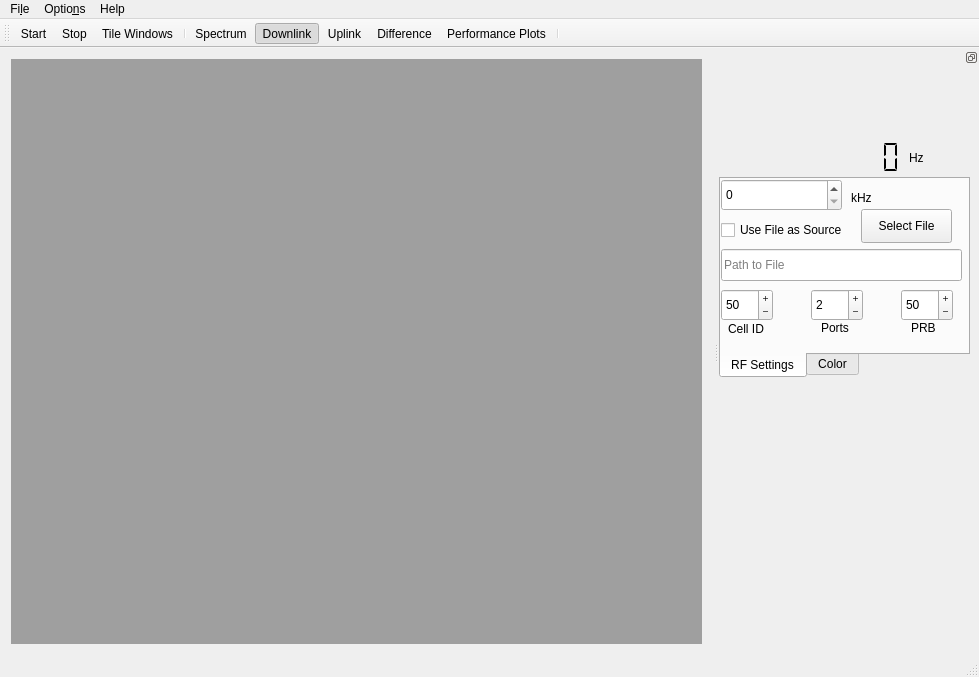
Qt form src/gui/mainwindow.ui (falkenber9/falcon) before a commit.
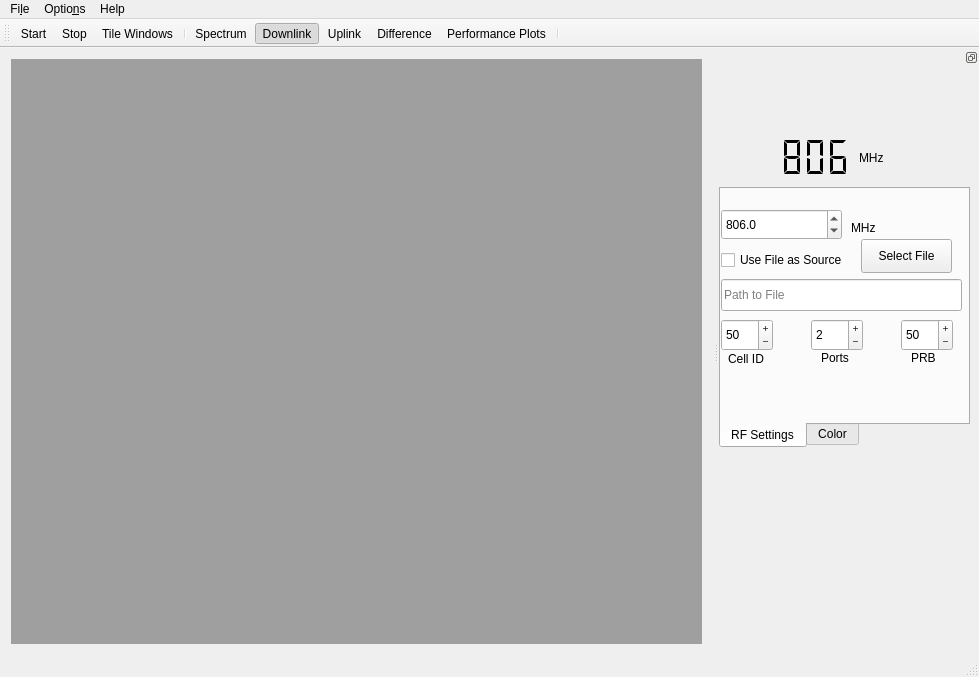
The same form after that commit. Icons and pictures are not drawn.

What changed in the file:
```diff
--- a/src/gui/mainwindow.ui
+++ b/src/gui/mainwindow.ui
@@ -154,9 +154,9 @@
      <property name="geometry">
       <rect>
        <x>0</x>
-       <y>110</y>
+       <y>120</y>
        <width>251</width>
-       <height>201</height>
+       <height>261</height>
       </rect>
      </property>
      <property name="tabPosition">
@@ -176,7 +176,7 @@
        <property name="geometry">
         <rect>
          <x>0</x>
-         <y>40</y>
+         <y>60</y>
          <width>141</width>
          <height>22</height>
         </rect>
@@ -185,27 +185,11 @@
         <string>Use File as Source</string>
        </property>
       </widget>
-      <widget class="QSpinBox" name="spinBox_rf_freq">
-       <property name="geometry">
-        <rect>
-         <x>0</x>
-         <y>0</y>
-         <width>121</width>
-         <height>32</height>
-        </rect>
-       </property>
-       <property name="maximum">
-        <number>999999999</number>
-       </property>
-       <property name="displayIntegerBase">
-        <number>10</number>
-       </property>
-      </widget>
       <widget class="QSpinBox" name="spinBox_CellId">
        <property name="geometry">
         <rect>
          <x>0</x>
-         <y>110</y>
+         <y>130</y>
          <width>52</width>
          <height>32</height>
         </rect>
@@ -227,7 +211,7 @@
        <property name="geometry">
         <rect>
          <x>90</x>
-         <y>110</y>
+         <y>130</y>
          <width>52</width>
          <height>32</height>
         </rect>
@@ -246,7 +230,7 @@
        <property name="geometry">
         <rect>
          <x>180</x>
-         <y>110</y>
+         <y>130</y>
          <width>52</width>
          <height>32</height>
         </rect>
@@ -268,7 +252,7 @@
        <property name="geometry">
         <rect>
          <x>7</x>
-         <y>140</y>
+         <y>160</y>
          <width>61</width>
          <height>20</height>
         </rect>
@@ -281,7 +265,7 @@
        <property name="geometry">
         <rect>
          <x>100</x>
-         <y>140</y>
+         <y>160</y>
          <width>58</width>
          <height>18</height>
         </rect>
@@ -294,7 +278,7 @@
        <property name="geometry">
         <rect>
          <x>190</x>
-         <y>140</y>
+         <y>160</y>
          <width>58</width>
          <height>18</height>
         </rect>
@@ -307,20 +291,20 @@
        <property name="geometry">
         <rect>
          <x>130</x>
-         <y>10</y>
+         <y>30</y>
          <width>58</width>
          <height>18</height>
         </rect>
        </property>
        <property name="text">
-        <string>kHz</string>
+        <string>MHz</string>
        </property>
       </widget>
       <widget class="QLineEdit" name="lineEdit_FileName">
        <property name="geometry">
         <rect>
          <x>0</x>
-         <y>70</y>
+         <y>90</y>
          <width>241</width>
          <height>32</height>
         </rect>
@@ -345,7 +329,7 @@
        <property name="geometry">
         <rect>
          <x>140</x>
-         <y>30</y>
+         <y>50</y>
          <width>91</width>
          <height>34</height>
         </rect>
@@ -354,6 +338,28 @@
         <string>Select File</string>
        </property>
       </widget>
+      <widget class="QDoubleSpinBox" name="doubleSpinBox_rf_freq">
+       <property name="geometry">
+        <rect>
+         <x>0</x>
+         <y>20</y>
+         <width>121</width>
+         <height>31</height>
+        </rect>
+       </property>
+       <property name="decimals">
+        <number>1</number>
+       </property>
+       <property name="maximum">
+        <double>6000.000000000000000</double>
+       </property>
+       <property name="singleStep">
+        <double>0.100000000000000</double>
+       </property>
+       <property name="value">
+        <double>806.000000000000000</double>
+       </property>
+      </widget>
      </widget>
      <widget class="QWidget" name="color_settings">
       <attribute name="title">
@@ -442,34 +448,40 @@
       <rect>
        <x>10</x>
        <y>70</y>
-       <width>181</width>
+       <width>131</width>
        <height>41</height>
       </rect>
      </property>
      <property name="midLineWidth">
       <number>-2</number>
      </property>
+     <property name="smallDecimalPoint">
+      <bool>true</bool>
+     </property>
      <property name="digitCount">
-      <number>10</number>
+      <number>5</number>
      </property>
      <property name="segmentStyle">
       <enum>QLCDNumber::Flat</enum>
      </property>
+     <property name="value" stdset="0">
+      <double>806.000000000000000</double>
+     </property>
      <property name="intValue" stdset="0">
-      <number>0</number>
+      <number>806</number>
      </property>
     </widget>
     <widget class="QLabel" name="label">
      <property name="geometry">
       <rect>
-       <x>190</x>
+       <x>140</x>
        <y>70</y>
        <width>58</width>
        <height>41</height>
       </rect>
      </property>
      <property name="text">
-      <string>Hz</string>
+      <string>MHz</string>
      </property>
      <property name="textFormat">
       <enum>Qt::AutoText</enum>
```
Left out of the diff: 35 changed lines with no effect on the pictures.
